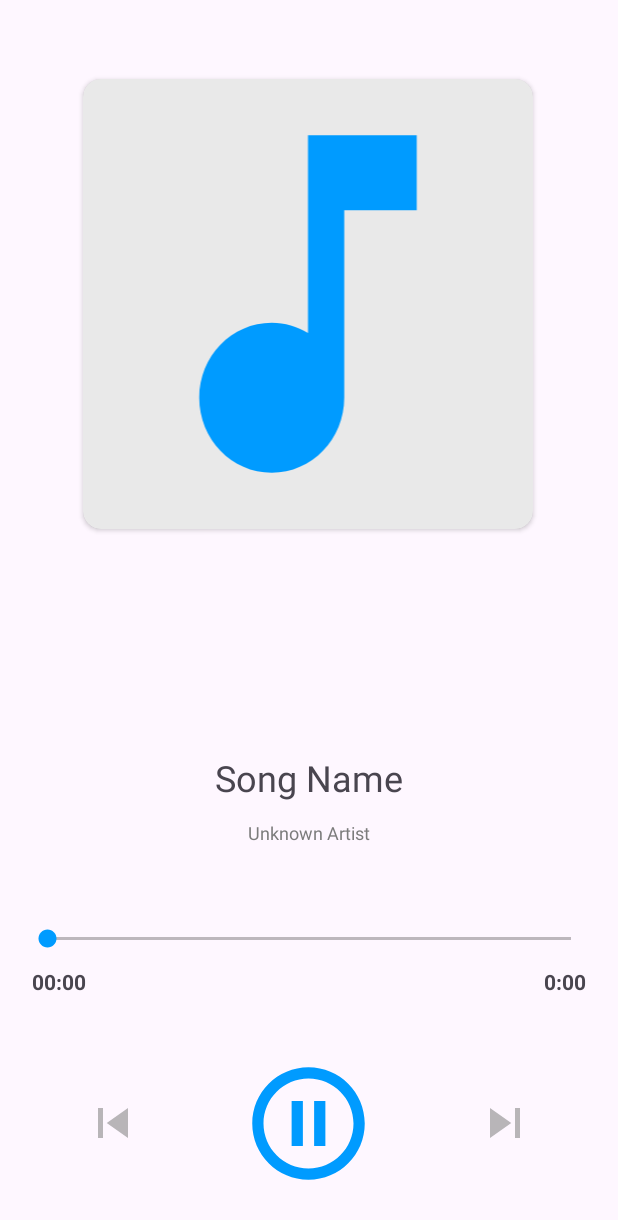
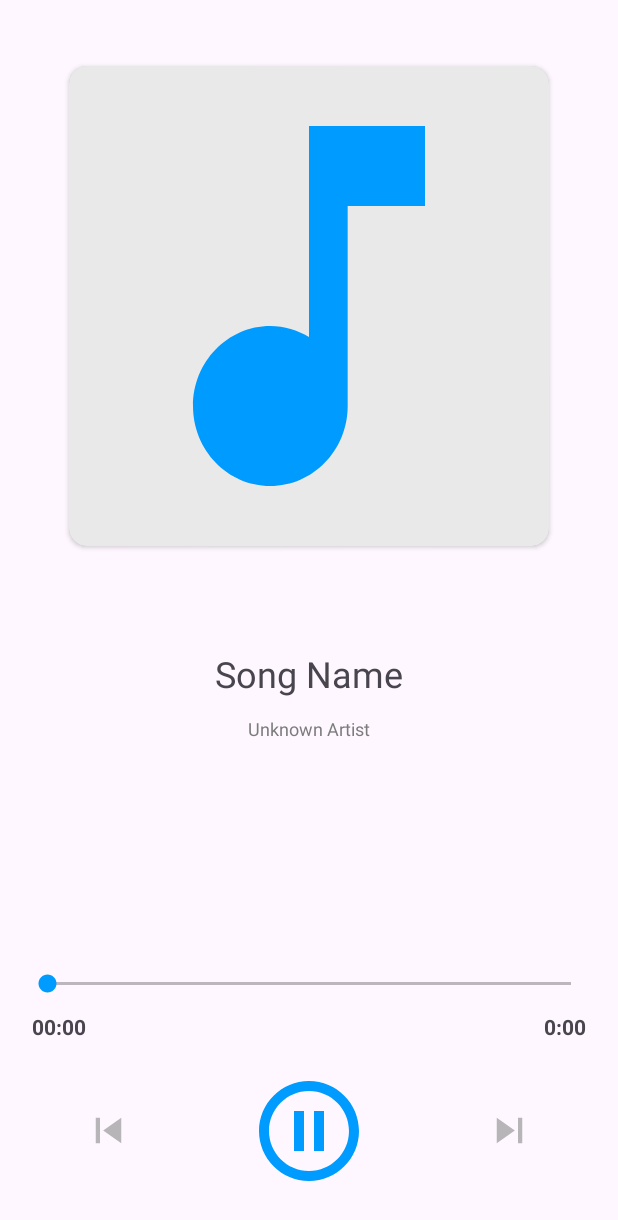
Before and after one commit to ricky40kr/Muzic, an Android app: the PlayerActivity screen opened directly, with no data from a screen before it, on a phone screen of 412 x 824 dp. Shown: the top 1220 px of the screen. Run offline under Robolectric (Android 15) with nearby library versions, the phone set to English and light mode, and no system bars; 7 statements that could not run were skipped.

Commit message:
Version 1.1

```diff
--- a/app/src/main/res/layout/activity_player.xml
+++ b/app/src/main/res/layout/activity_player.xml
@@ -13,10 +13,9 @@
         android:layout_marginBottom="20dp"
         app:layout_constraintBottom_toTopOf="@+id/controls"
         app:layout_constraintEnd_toEndOf="parent"
-        app:layout_constraintHorizontal_bias="0.0"
+        app:layout_constraintVertical_bias="0.3"
         app:layout_constraintStart_toStartOf="parent"
-        app:layout_constraintTop_toBottomOf="@+id/cardViewArt"
-        app:layout_constraintVertical_bias="0.806">
+        app:layout_constraintTop_toBottomOf="@+id/cardViewArt">
 
         <TextView
             android:id="@+id/song_title"
@@ -45,11 +44,11 @@
 
     <androidx.cardview.widget.CardView
         android:id="@+id/cardViewArt"
-        android:layout_width="300dp"
-        android:layout_height="300dp"
+        android:layout_width="320dp"
+        android:layout_height="320dp"
         android:layout_above="@id/controls"
         android:scaleType="centerCrop"
-        android:layout_marginTop="30dp"
+        android:layout_marginTop="20dp"
         app:layout_constraintBottom_toTopOf="@+id/controls"
         app:layout_constraintEnd_toEndOf="parent"
         app:layout_constraintHorizontal_bias="0.497"
@@ -115,28 +114,29 @@
             android:layout_height="wrap_content"
             android:layout_below="@id/totalTime"
             android:layout_marginHorizontal="40dp"
-            android:layout_marginVertical="30dp">
+            android:layout_marginBottom="30dp"
+            android:layout_marginTop="10dp">
 
             <ImageView
                 android:id="@+id/previous"
-                android:layout_width="40dp"
-                android:layout_height="40dp"
+                android:layout_width="34dp"
+                android:layout_height="34dp"
                 android:layout_alignParentStart="true"
                 android:layout_centerVertical="true"
                 android:src="@drawable/baseline_skip_previous_24" />
 
             <ImageView
                 android:id="@+id/next"
-                android:layout_width="40dp"
-                android:layout_height="40dp"
+                android:layout_width="34dp"
+                android:layout_height="34dp"
                 android:layout_alignParentEnd="true"
                 android:layout_centerVertical="true"
                 android:src="@drawable/baseline_skip_next_24" />
 
             <ImageView
                 android:id="@+id/play_pause"
-                android:layout_width="90dp"
-                android:layout_height="90dp"
+                android:layout_width="80dp"
+                android:layout_height="80dp"
                 android:layout_centerHorizontal="true"
                 android:layout_centerVertical="true"
                 android:src="@drawable/baseline_pause_circle_outline_24" />
```
